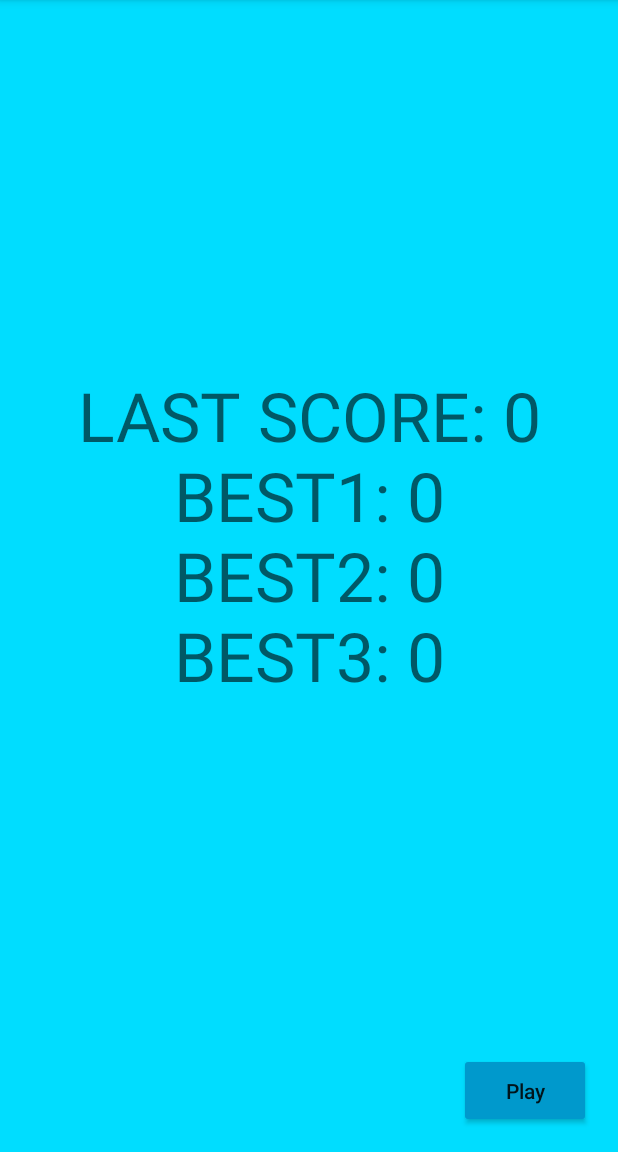
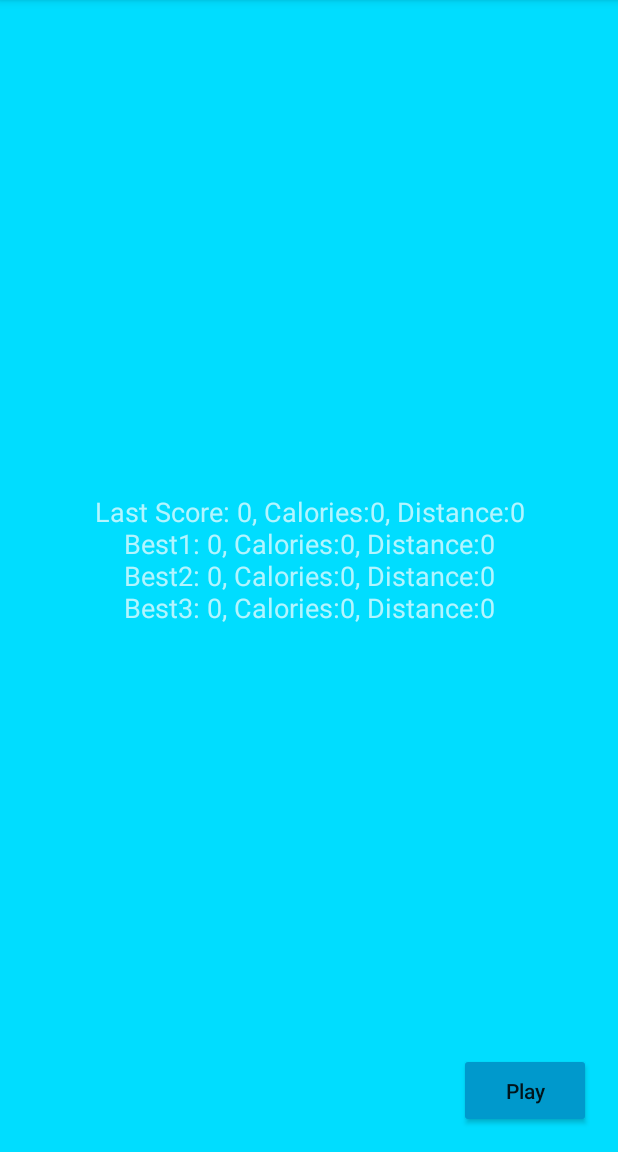
Before and after one commit to NeelamSingla/GroupAndroidProject, an Android app: the ScoreActivity screen opened directly, with no data from a screen before it, on a phone screen of 412 x 824 dp, the part 84-1236 px from its top. Run offline under Robolectric (Android 15) with nearby library versions, the phone set to English and light mode, and no system bars.

Commit message:
Added distance and calories to best score activity

```diff
--- a/app/src/main/java/com/jailbreackers/soulhunter/ScoreActivity.kt
+++ b/app/src/main/java/com/jailbreackers/soulhunter/ScoreActivity.kt
@@ -10,6 +10,8 @@ class ScoreActivity : AppCompatActivity() {
 
     internal var game_score: TextView? = null
     internal var lastScore: Int = 0
+    internal var lastDistance: Int = 0
+    internal var lastCalories: Int = 0
     internal var best1: Int = 0
     internal var best2: Int = 0
     internal var best3: Int = 0
@@ -20,13 +22,18 @@ class ScoreActivity : AppCompatActivity() {
         game_score = findViewById<View>(R.id.my_score) as TextView?
         val preferences = getSharedPreferences("PREFS", 0)
         lastScore = preferences.getInt("lastScore", 0)
+        lastDistance= preferences.getInt("lastDistance", 0)
+        lastCalories= preferences.getInt("lastCalories", 0)
         best1 = preferences.getInt("best1", 0)
         best2 = preferences.getInt("best2", 0)
         best3 = preferences.getInt("best3", 0)
         if (lastScore > best3) {
+
             best3 = lastScore
             val editor = preferences.edit()
             editor.putInt("best3", best3)
+            editor.putInt("lastCalories", lastCalories)
+            editor.putInt("lastDistance", lastDistance)
             editor.apply()
         }
         if (lastScore > best2) {
@@ -36,6 +43,8 @@ class ScoreActivity : AppCompatActivity() {
             val editor = preferences.edit()
             editor.putInt("best3", best3)
             editor.putInt("best2", best2)
+            editor.putInt("lastCalories", lastCalories)
+            editor.putInt("lastDistance", lastDistance)
             editor.apply()
         }
         if (lastScore > best1) {
@@ -45,12 +54,14 @@ class ScoreActivity : AppCompatActivity() {
             val editor = preferences.edit()
             editor.putInt("best2", best2)
             editor.putInt("best1", best1)
+            editor.putInt("lastCalories", lastCalories)
+            editor.putInt("lastDistance", lastDistance)
             editor.apply()
         }
-        game_score !!.text = "LAST SCORE: " + lastScore + "\n" +
-                "BEST1: " + best1 + "\n" +
-                "BEST2: " + best2 + "\n" +
-                "BEST3: " + best3 + "\n"
+        game_score !!.text = "Last Score: " + lastScore + ", " + "Calories:" + lastCalories + ", " +  "Distance:"+ lastDistance + "\n" +
+                "Best1: " + best1 + ", " + "Calories:" + lastCalories+ ", " + "Distance:"+ lastDistance +"\n" +
+                "Best2: " + best2 + ", " + "Calories:" + lastCalories+ ", " + "Distance:"+ lastDistance +"\n" +
+                "Best3: " + best3 + ", " + "Calories:" + lastCalories+ ", " + "Distance:"+ lastDistance +"\n"
     }
     override
     fun onBackPressed(){
--- a/app/src/main/res/layout/activity_score.xml
+++ b/app/src/main/res/layout/activity_score.xml
@@ -11,9 +11,9 @@
         android:id="@+id/my_score"
         android:layout_width="0dp"
         android:layout_height="0dp"
+        android:gravity="center"
         android:text=""
-        android:gravity="center"
-        android:textAppearance="@style/TextAppearance.AppCompat.Display2"
+        android:textAppearance="@style/TextAppearance.AppCompat.Medium.Inverse"
         app:layout_constraintBottom_toBottomOf="parent"
         app:layout_constraintEnd_toEndOf="parent"
         app:layout_constraintStart_toStartOf="parent"
```
Also changed, not shown: app/src/main/java/com/jailbreackers/soulhunter/MapsActivity.kt (+6 -1 lines), 2 other files.
